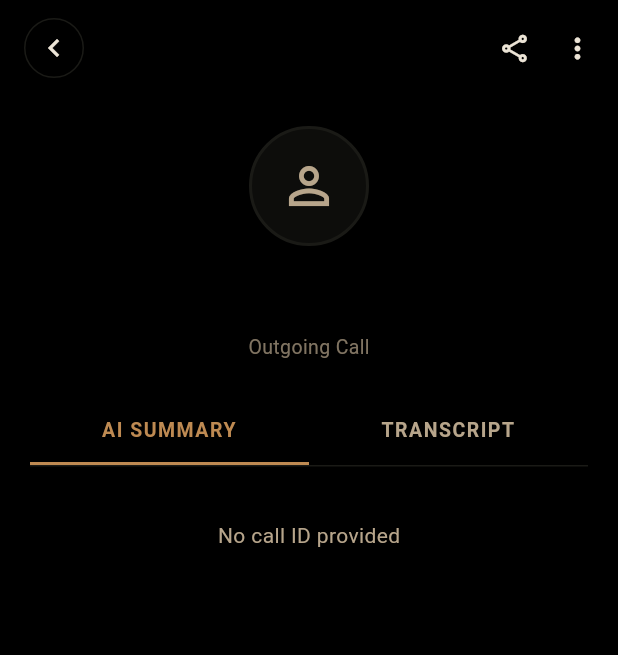
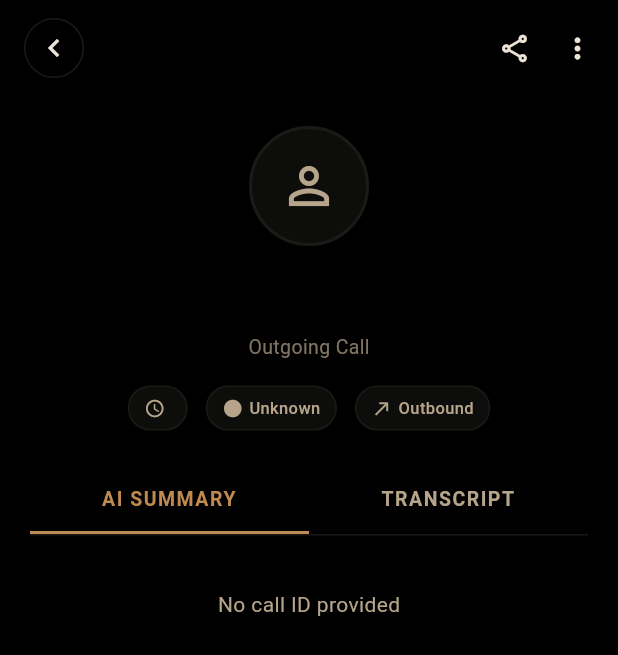
Before and after one commit to sudarshan032/NOX_AI, a Flutter app: the CallDetailScreen screen opened directly with empty values, on a phone screen of 412 x 824 dp. Shown: the top 655 px of the screen. Run offline on Flutter 3.47's test engine with Material 3 defaults, Android fonts, the phone set to English and light mode, and no system bars; our stand-ins replace dio, flutter_riverpod, flutter_secure_storage, go_router, google_sign_in; accounts and stored records are empty.

Commit message:
fix: call logs - fix response parsing, add metrics, key info display
- Fix listCalls() parsing: backend returns {items:[],total:N} not raw list
- Add extractedData, keyInfo, language to TranscriptModel
- Add call metrics chips (duration, status, direction) to detail screen
- Add Key Information card showing availability, price, requirements etc.

Co-Authored-By: Claude Opus 4.6 <noreply@anthropic.com>

```diff
--- a/lib/data/models/call_model.dart
+++ b/lib/data/models/call_model.dart
@@ -46,12 +46,18 @@ class TranscriptModel {
   final String callId;
   final String? fullText;
   final String? summary;
+  final Map<String, dynamic>? extractedData;
+  final Map<String, dynamic>? keyInfo;
+  final String? language;
 
   TranscriptModel({
     required this.id,
     required this.callId,
     this.fullText,
     this.summary,
+    this.extractedData,
+    this.keyInfo,
+    this.language,
   });
 
   factory TranscriptModel.fromJson(Map<String, dynamic> json) => TranscriptModel(
@@ -59,5 +65,8 @@ class TranscriptModel {
         callId: json['call_id'] as String,
         fullText: json['full_text'] as String?,
         summary: json['summary'] as String?,
+        extractedData: json['extracted_data'] as Map<String, dynamic>?,
+        keyInfo: json['key_info'] as Map<String, dynamic>?,
+        language: json['language'] as String?,
       );
 }
--- a/lib/features/calls/screens/call_detail_screen.dart
+++ b/lib/features/calls/screens/call_detail_screen.dart
@@ -233,6 +233,27 @@ class _CallDetailScreenState extends ConsumerState<CallDetailScreen> {
     );
   }
 
+  String get _callStatus {
+    final s = widget.callData['status'] as String? ?? '';
+    switch (s) {
+      case 'connected':
+      case 'completed':
+        return 'Connected';
+      case 'no_answer':
+        return 'No Answer';
+      case 'failed':
+        return 'Failed';
+      case 'calling':
+        return 'Calling...';
+      default:
+        return s.isNotEmpty ? s[0].toUpperCase() + s.substring(1) : 'Unknown';
+    }
+  }
+
+  String get _callDuration {
+    return widget.callData['duration'] as String? ?? '--';
+  }
+
   Widget _buildCallerInfo() {
     return Column(
       children: [
@@ -252,6 +273,37 @@ class _CallDetailScreenState extends ConsumerState<CallDetailScreen> {
             color: context.textSecondary.withOpacity(0.7),
             fontSize: 13,
           ),
+        ),
+        const SizedBox(height: 16),
+        _buildCallMetrics(),
+      ],
+    );
+  }
+
+  Widget _buildCallMetrics() {
+    return Row(
+      mainAxisAlignment: MainAxisAlignment.center,
+      children: [
+        _MetricChip(
+          icon: Icons.access_time,
+          label: _callDuration,
+        ),
+        const SizedBox(width: 12),
+        _MetricChip(
+          icon: Icons.circle,
+          label: _callStatus,
+          color: _callStatus == 'Connected'
+              ? const Color(0xFF2E7D32)
+              : _callStatus == 'Failed'
+                  ? const Color(0xFFD4614A)
+                  : null,
+        ),
+        const SizedBox(width: 12),
+        _MetricChip(
+          icon: widget.callData['type'] == 'incoming'
+              ? Icons.call_received
+              : Icons.call_made,
+          label: widget.callData['type'] == 'incoming' ? 'Inbound' : 'Outbound',
         ),
       ],
     );
@@ -330,7 +382,10 @@ class _CallDetailScreenState extends ConsumerState<CallDetailScreen> {
   }
 
   Widget _buildAISummaryContent() {
-    return Container(
+    final keyInfo = _transcript?.keyInfo;
+    return Column(
+      children: [
+        Container(
           width: double.infinity,
           padding: const EdgeInsets.all(16),
           decoration: BoxDecoration(
@@ -366,6 +421,89 @@ class _CallDetailScreenState extends ConsumerState<CallDetailScreen> {
               ),
             ],
           ),
+        ),
+        if (keyInfo != null && keyInfo.isNotEmpty) ...[
+          const SizedBox(height: 12),
+          _buildKeyInfoCard(keyInfo),
+        ],
+      ],
+    );
+  }
+
+  Widget _buildKeyInfoCard(Map<String, dynamic> keyInfo) {
+    final entries = keyInfo.entries
+        .where((e) => e.value != null && e.value.toString().isNotEmpty)
+        .toList();
+    if (entries.isEmpty) return const SizedBox.shrink();
+
+    return Container(
+      width: double.infinity,
+      padding: const EdgeInsets.all(16),
+      decoration: BoxDecoration(
+        color: context.cardBg,
+        borderRadius: BorderRadius.circular(12),
+        border: Border.all(color: context.cardBorder, width: 1),
+      ),
+      child: Column(
+        crossAxisAlignment: CrossAxisAlignment.start,
+        children: [
+          Row(
+            children: [
+              Icon(Icons.info_outline, color: context.gold, size: 18),
+              const SizedBox(width: 8),
+              Text(
+                'Key Information',
+                style: TextStyle(
+                  color: context.textPrimary,
+                  fontSize: 15,
+                  fontWeight: FontWeight.w600,
+                ),
+              ),
+            ],
+          ),
+          const SizedBox(height: 12),
+          ...entries.map((e) {
+            final label = e.key
+                .replaceAll('_', ' ')
+                .split(' ')
+                .map((w) => w.isNotEmpty ? '${w[0].toUpperCase()}${w.substring(1)}' : '')
+                .join(' ');
+            final value = e.value is List
+                ? (e.value as List).join(', ')
+                : e.value.toString();
+            return Padding(
+              padding: const EdgeInsets.only(bottom: 8),
+              child: Row(
+                crossAxisAlignment: CrossAxisAlignment.start,
+                children: [
+                  SizedBox(
+                    width: 120,
+                    child: Text(
+                      label,
+                      style: TextStyle(
+                        color: context.gold.withOpacity(0.8),
+                        fontSize: 12,
+                        fontWeight: FontWeight.w600,
+                        letterSpacing: 0.5,
+                      ),
+                    ),
+                  ),
+                  Expanded(
+                    child: Text(
+                      value,
+                      style: TextStyle(
+                        color: context.textPrimary,
+                        fontSize: 13,
+                        height: 1.4,
+                      ),
+                    ),
+                  ),
+                ],
+              ),
+            );
+          }),
+        ],
+      ),
     );
   }
 
@@ -390,6 +528,45 @@ class _CallDetailScreenState extends ConsumerState<CallDetailScreen> {
           isAgent: isAgent,
         );
       }).toList(),
+    );
+  }
+}
+
+class _MetricChip extends StatelessWidget {
+  final IconData icon;
+  final String label;
+  final Color? color;
+
+  const _MetricChip({
+    required this.icon,
+    required this.label,
+    this.color,
+  });
+
+  @override
+  Widget build(BuildContext context) {
+    return Container(
+      padding: const EdgeInsets.symmetric(horizontal: 10, vertical: 6),
+      decoration: BoxDecoration(
+        color: context.cardBg,
+        borderRadius: BorderRadius.circular(16),
+        border: Border.all(color: context.cardBorder, width: 1),
+      ),
+      child: Row(
+        mainAxisSize: MainAxisSize.min,
+        children: [
+          Icon(icon, size: 14, color: color ?? context.textSecondary),
+          const SizedBox(width: 4),
+          Text(
+            label,
+            style: TextStyle(
+              color: color ?? context.textSecondary,
+              fontSize: 11,
+              fontWeight: FontWeight.w500,
+            ),
+          ),
+        ],
+      ),
     );
   }
 }
```
Also changed, not shown: lib/data/repositories/calls_repository.dart (+10 -1 lines). Lines whose indentation alone changed are shown as unchanged.
